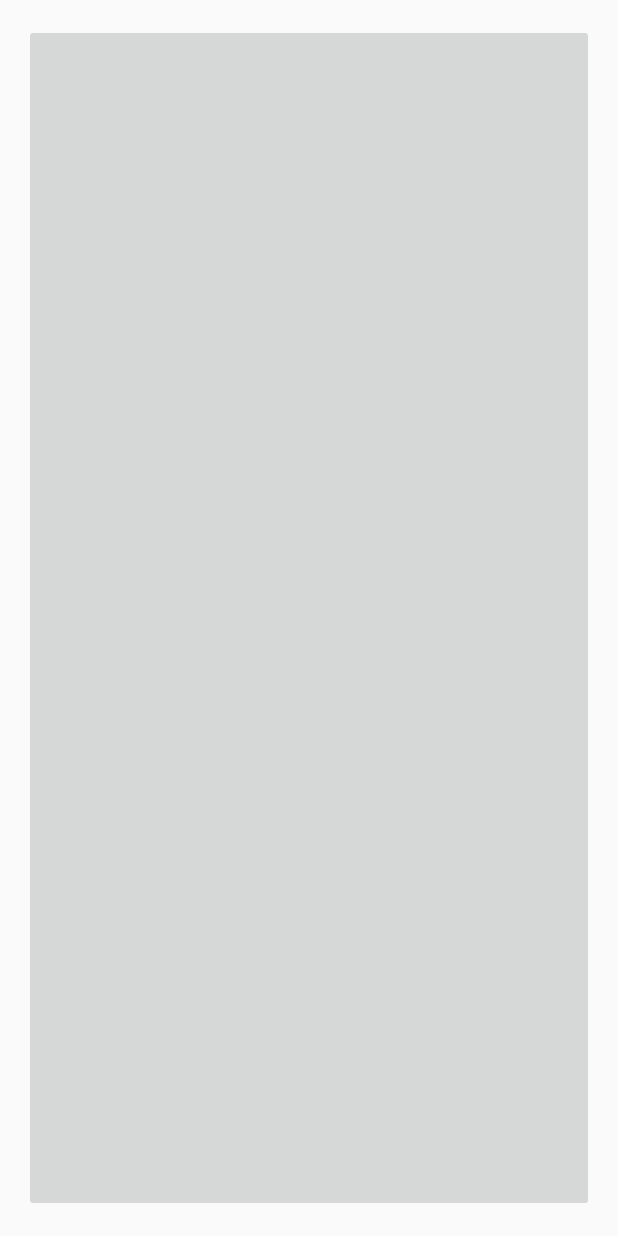
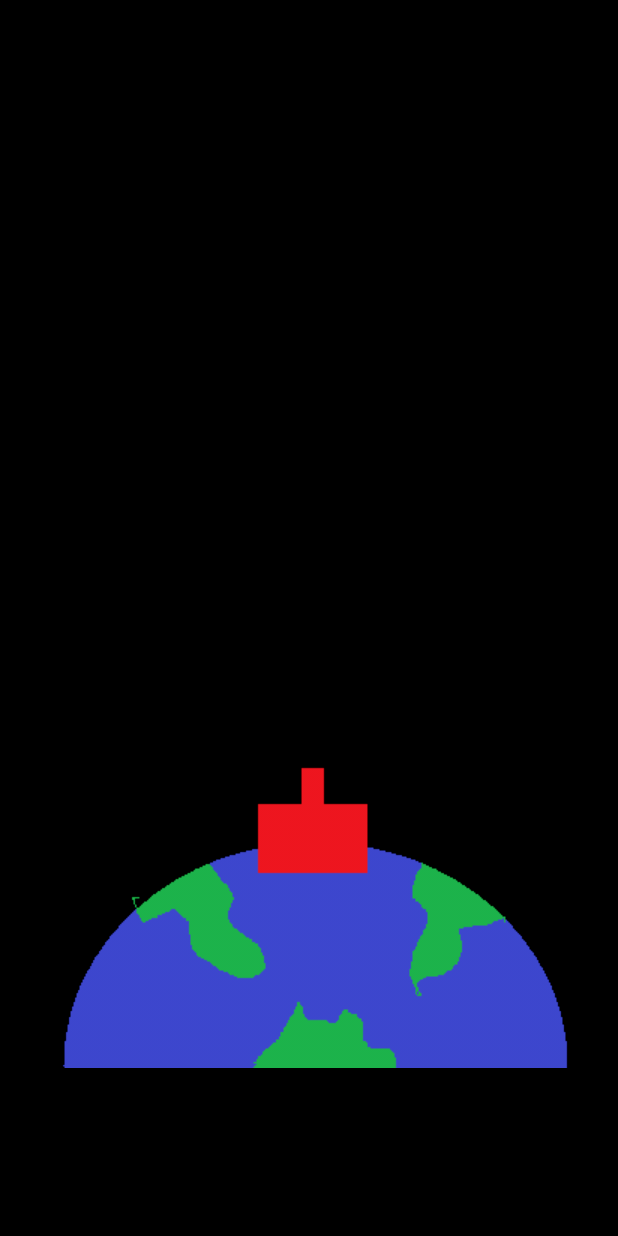
Before and after one commit to Nschroeder/Y.E.ARNumbered, an Android app: the screen it shows after launch (MainActivity), on a phone screen of 412 x 824 dp. Run offline under Robolectric (Android 15) with nearby library versions, the phone set to English and light mode, and no system bars.

Commit message:
Added all screens and buttons, excluding shop items

```diff
--- a/app/src/main/AndroidManifest.xml
+++ b/app/src/main/AndroidManifest.xml
@@ -14,7 +14,8 @@
                 <category android:name="android.intent.category.LAUNCHER" />
             </intent-filter>
         </activity>
-        <activity android:name=".PauseMenu">
+        <activity android:name=".PauseMenu"
+            android:theme="@android:style/Theme.Translucent">
             <intent-filter>
                 <action android:name="android.intent.action.MAIN"/>
                 <category android:name="android.intent.category.ALTERNATIVE"/>
@@ -26,7 +27,7 @@
                 <category android:name="android.intent.category.ALTERNATIVE"/>
             </intent-filter>
         </activity>
-        <activity android:name=".MainMenu">
+        <activity android:name=".GameScreen">
             <intent-filter>
                 <action android:name="android.intent.action.MAIN"/>
                 <category android:name="android.intent.category.ALTERNATIVE"/>
--- a/app/src/main/java/com/example/nschroeder/yearnumbered/MainActivity.java
+++ b/app/src/main/java/com/example/nschroeder/yearnumbered/MainActivity.java
@@ -18,6 +18,7 @@ public class MainActivity extends AppCompatActivity{
 
     public void startGame(android.view.View view){
         Intent intent = new Intent(this, GameScreen.class);
+        intent.addFlags(Intent.FLAG_ACTIVITY_NO_ANIMATION);
         startActivity(intent);
     }
 }
--- a/app/src/main/java/com/example/nschroeder/yearnumbered/PauseMenu.java
+++ b/app/src/main/java/com/example/nschroeder/yearnumbered/PauseMenu.java
@@ -1,5 +1,6 @@
 package com.example.nschroeder.yearnumbered;
 
+import android.app.Activity;
 import android.content.Intent;
 import android.os.Bundle;
 import android.support.v7.app.AppCompatActivity;
@@ -11,7 +12,7 @@ import android.widget.ImageButton;
  * Created by nschroeder on 10/10/2016.
  */
 
-public class PauseMenu extends AppCompatActivity{
+public class PauseMenu extends Activity{
     @Override
     protected void onCreate(Bundle savedInstanceState) {
         super.onCreate(savedInstanceState);
@@ -24,10 +25,12 @@ public class PauseMenu extends AppCompatActivity{
 
     public void shopScreen (android.view.View view){
         Intent intent1 = new Intent(this, ShopScreen.class);
+        intent1.addFlags(Intent.FLAG_ACTIVITY_NO_ANIMATION);
         startActivity(intent1);
     }
     public void mainMenu (android.view.View view){
         Intent intent2 = new Intent(this, MainActivity.class);
+        intent2.addFlags(Intent.FLAG_ACTIVITY_NO_ANIMATION);
         startActivity(intent2);
     }
 }
--- a/app/src/main/res/layout/activity_main.xml
+++ b/app/src/main/res/layout/activity_main.xml
@@ -4,16 +4,16 @@
     android:id="@+id/activity_main"
     android:layout_width="match_parent"
     android:layout_height="match_parent"
-    android:paddingBottom="@dimen/activity_vertical_margin"
-    android:paddingLeft="@dimen/activity_horizontal_margin"
-    android:paddingRight="@dimen/activity_horizontal_margin"
-    android:paddingTop="@dimen/activity_vertical_margin"
+    android:background="#000000"
+
     tools:context="com.example.nschroeder.yearnumbered.MainActivity">
 
     <ImageButton
         android:layout_width="match_parent"
         android:layout_height="match_parent"
         android:onClick="startGame"
-        />
+        android:src="@drawable/main"
+        android:background="#000000"
+        android:id="@+id/start"/>
 
 </RelativeLayout>
--- a/app/src/main/res/layout/game_screen.xml
+++ b/app/src/main/res/layout/game_screen.xml
@@ -8,12 +8,13 @@
     android:paddingLeft="@dimen/activity_horizontal_margin"
     android:paddingRight="@dimen/activity_horizontal_margin"
     android:paddingTop="@dimen/activity_vertical_margin"
+    android:background="#000000"
     tools:context="com.example.nschroeder.yearnumbered.GameScreen">
 
     <Button
         android:layout_width="wrap_content"
         android:layout_height="wrap_content"
-        android:text= "Shop"
+        android:text= "@string/shop_name"
         android:layout_alignParentBottom="true"
         android:layout_alignParentRight="true"
         android:layout_alignParentEnd="true"
--- a/app/src/main/res/values/strings.xml
+++ b/app/src/main/res/values/strings.xml
@@ -1,3 +1,7 @@
 <resources>
     <string name="app_name">Y.E.AR: Numbered</string>
+    <string name="shop_name">Shop</string>
+    <string name="resume_name">Resume</string>
+    <string name="quit_name">Quit</string>
+    <string name="back_name">Back</string>
 </resources>
```
Also changed, not shown: app/src/main/java/com/example/nschroeder/yearnumbered/GameScreen.java (+23 -0 lines), app/src/main/res/layout/pause.xml (+7 -5 lines), app/src/main/res/values/styles.xml (+9 -0 lines), app/src/main/res/drawable/game.png (added), app/src/main/res/drawable/main.png (added).
